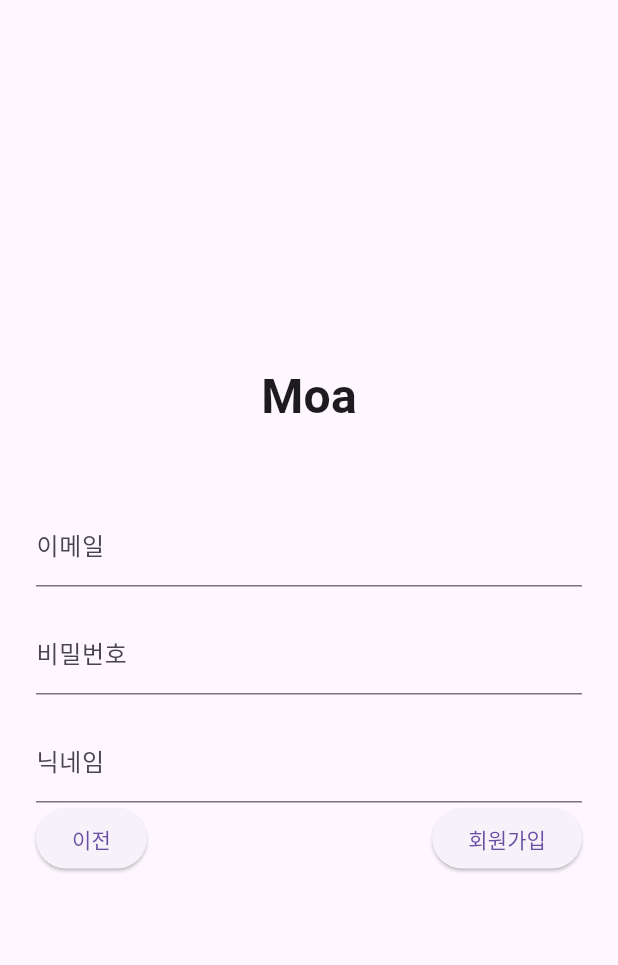
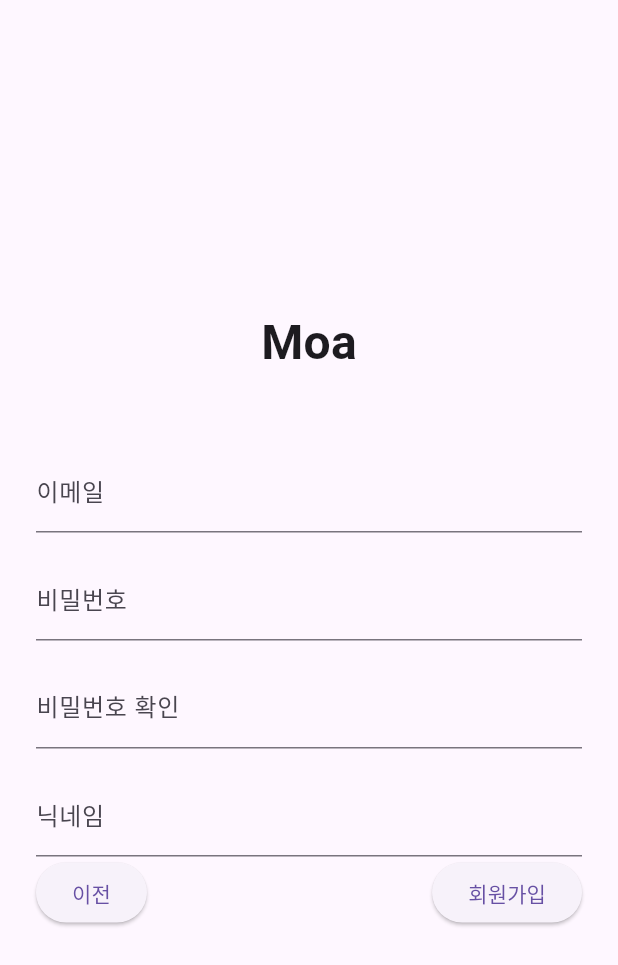
Before and after one commit to chae04/moa, a Flutter app: the screen it shows after launch, after a tap on "회원가입", on a phone screen of 412 x 824 dp. Shown: the top 965 px of the screen. Run offline on Flutter 3.47's test engine with Material 3 defaults, Android fonts, the phone set to English and light mode, and no system bars; our stand-ins replace firebase_core; accounts and stored records are empty.

Commit message:
home_screen

```diff
--- a/lib/screens/auth/signup_screen.dart
+++ b/lib/screens/auth/signup_screen.dart
@@ -13,6 +13,7 @@ class _SignupScreenState extends State<SignupScreen> {
   // TextEditingController: TextFeild의 입력값을 가져오는 컨트롤러
   final emailController = TextEditingController();
   final passwordController = TextEditingController();
+  final passwordCheckController = TextEditingController();
   final nicknameController = TextEditingController();
 
   @override
@@ -52,6 +53,15 @@ class _SignupScreenState extends State<SignupScreen> {
 
             SizedBox(height: 16),
 
+            // 비밀번호 확인 입력 필드
+            TextField(
+              controller: passwordCheckController,
+              decoration: InputDecoration(labelText: '비밀번호 확인'),
+              obscureText: true,
+            ),
+
+            SizedBox(height: 16),
+
             // 닉네임 입력 필드
             TextField(
               controller: nicknameController,
```
Also changed, not shown: lib/screens/home/home_screen.dart (+55 -1 lines).
